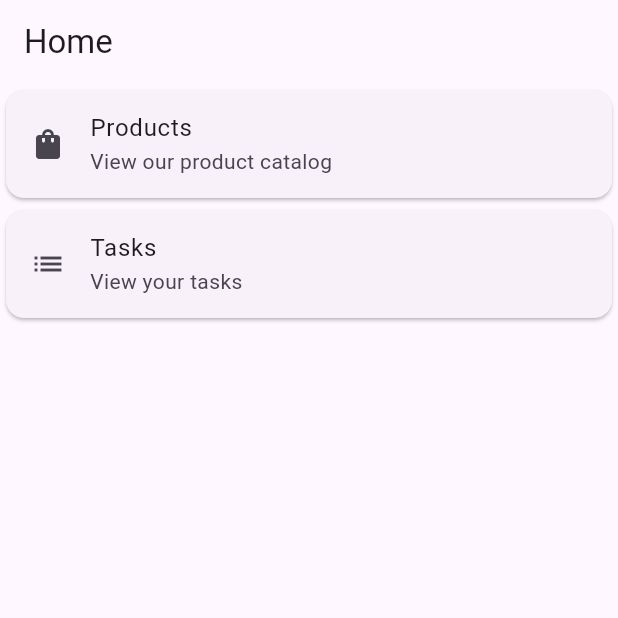
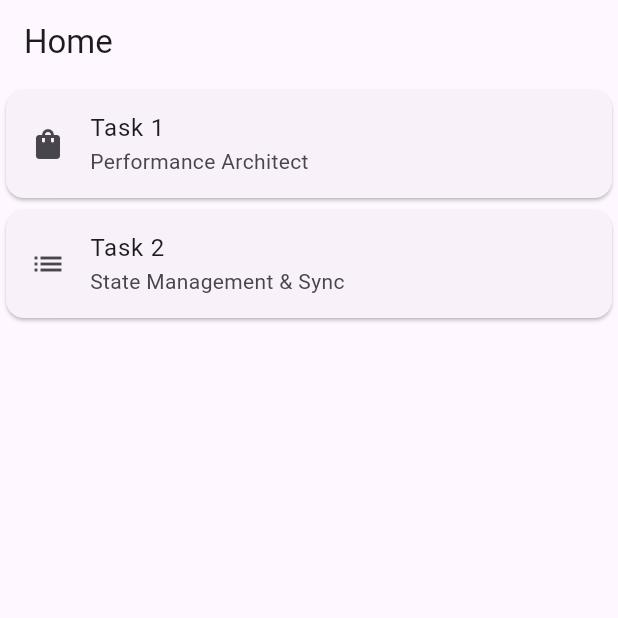
Before and after one commit to Pradeepa651/kutoot_assignment, a Flutter app: the screen it shows after launch, on a phone screen of 412 x 824 dp, the top half of it. Run offline on Flutter 3.47's test engine with Material 3 defaults, Android fonts, the phone set to English and light mode, and no system bars; our stand-ins replace connectivity_plus, dio, equatable, flutter_bloc, get_it, go_router and 3 more; accounts and stored records are empty; statements that could not run were skipped.

Commit message:
feat: update home page task titles and subtitles for clarity

```diff
--- a/lib/page/home_page.dart
+++ b/lib/page/home_page.dart
@@ -13,8 +13,8 @@ class HomePage extends StatelessWidget {
         children: [
           Card(
             child: ListTile(
-              title: const Text('Products'),
-              subtitle: const Text('View our product catalog'),
+              title: const Text('Task 1'),
+              subtitle: const Text('Performance Architect'),
               leading: const Icon(Icons.shopping_bag),
               onTap: () {
                 context.push(AppRoutes.products);
@@ -23,8 +23,8 @@ class HomePage extends StatelessWidget {
           ),
           Card(
             child: ListTile(
-              title: const Text('Tasks'),
-              subtitle: const Text('View your tasks'),
+              title: const Text('Task 2'),
+              subtitle: const Text('State Management & Sync'),
               leading: const Icon(Icons.list),
               onTap: () {
                 context.push(AppRoutes.tasks);
```
